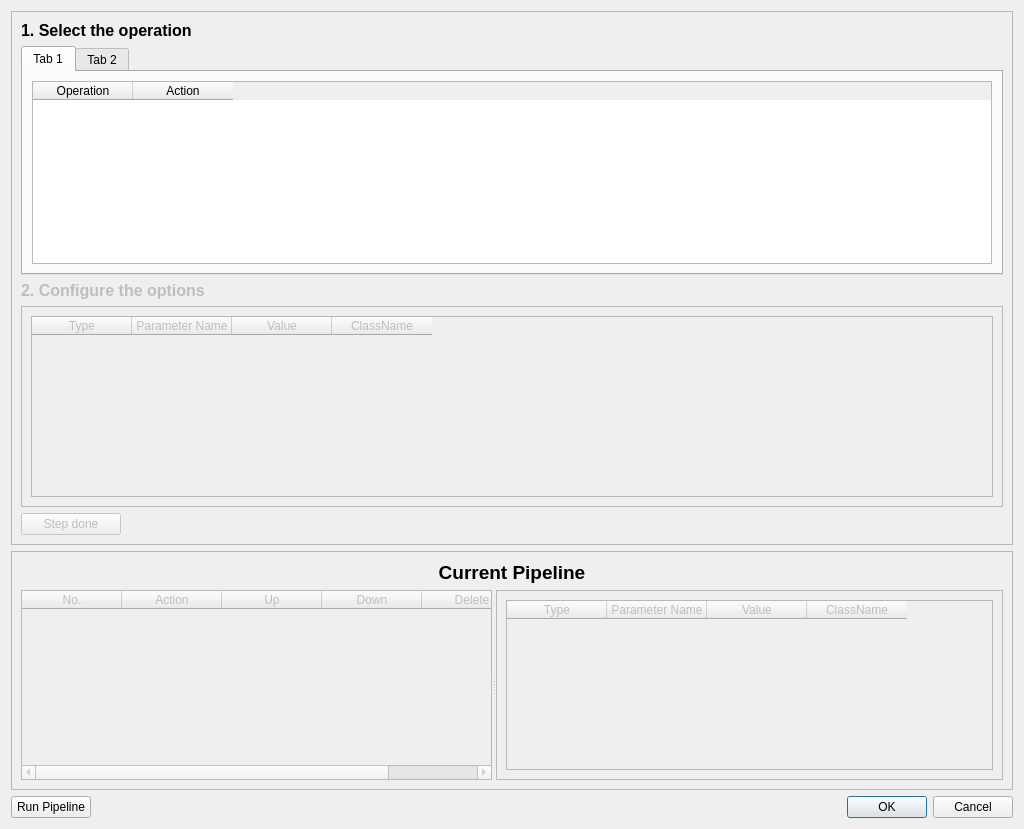
Before: the Qt Designer form FEniCSBloodSim/GUI_Module/Forms/Workflow/genericworkflowdialog.ui in carmenalonsomontes/FEniCS-Medical-Simulation, drawn with Qt 5.
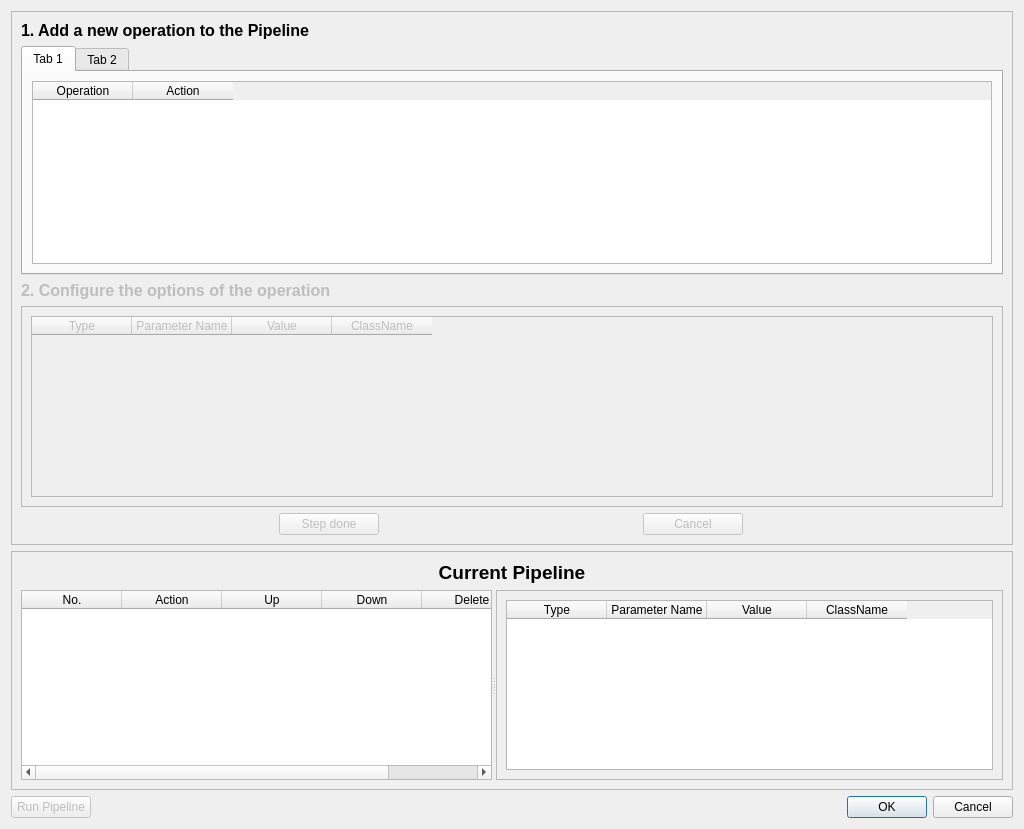
After: the same form once the commit is applied.

Commit message: + Corrected bugs (logic & bugs) ++ Run pipeline button is only enabled when there is an element in the table ++ Visibility of hte pipeline is established to true all the time ++ Fixed the bug of the tabs. Now, it does not matter how you click the tabs, the content is displayed correctly ++ New cancel button (to be able to change the selection) ++ Header of the tables in the tab now is displayed correctly

Diff of the .ui file:
```diff
--- a/FEniCSBloodSim/GUI_Module/Forms/Workflow/genericworkflowdialog.ui
+++ b/FEniCSBloodSim/GUI_Module/Forms/Workflow/genericworkflowdialog.ui
@@ -51,7 +51,7 @@
          </font>
         </property>
         <property name="text">
-         <string>1. Select the operation</string>
+         <string>1. Add a new operation to the Pipeline</string>
         </property>
        </widget>
       </item>
@@ -131,7 +131,7 @@
          </font>
         </property>
         <property name="text">
-         <string>2. Configure the options</string>
+         <string>2. Configure the options of the operation</string>
         </property>
        </widget>
       </item>
@@ -187,6 +187,8 @@
        </widget>
       </item>
       <item>
+       <layout class="QHBoxLayout" name="horizontalLayout_3">
+        <item>
        <widget class="QPushButton" name="stepDoneButton">
         <property name="enabled">
          <bool>false</bool>
@@ -202,6 +204,24 @@
         </property>
        </widget>
       </item>
+        <item>
+         <widget class="QPushButton" name="cancelSelection">
+          <property name="enabled">
+           <bool>false</bool>
+          </property>
+          <property name="maximumSize">
+           <size>
+            <width>100</width>
+            <height>100</height>
+           </size>
+          </property>
+          <property name="text">
+           <string>Cancel</string>
+          </property>
+         </widget>
+        </item>
+       </layout>
+      </item>
      </layout>
     </widget>
    </item>
@@ -238,7 +258,7 @@
         </property>
         <widget class="QTableWidget" name="pipelineTable">
          <property name="enabled">
-          <bool>false</bool>
+          <bool>true</bool>
          </property>
          <column>
           <property name="text">
@@ -268,7 +288,7 @@
         </widget>
         <widget class="QFrame" name="pipelineOperationInfoFrame">
          <property name="enabled">
-          <bool>false</bool>
+          <bool>true</bool>
          </property>
          <property name="frameShape">
           <enum>QFrame::StyledPanel</enum>
@@ -280,7 +300,10 @@
           <item>
            <widget class="QTableWidget" name="pipelineItemSummaryTable">
             <property name="enabled">
-             <bool>false</bool>
+             <bool>true</bool>
+            </property>
+            <property name="alternatingRowColors">
+             <bool>true</bool>
             </property>
             <column>
              <property name="text">
@@ -315,6 +338,9 @@
     <layout class="QHBoxLayout" name="horizontalLayout_2">
      <item>
       <widget class="QPushButton" name="runPipelineButton">
+       <property name="enabled">
+        <bool>false</bool>
+       </property>
        <property name="text">
         <string>Run Pipeline</string>
        </property>
```
Left out of the diff: 3 changed lines with no effect on the pictures. Lines whose indentation alone changed are shown as unchanged. The commit also changes 6 other files.
